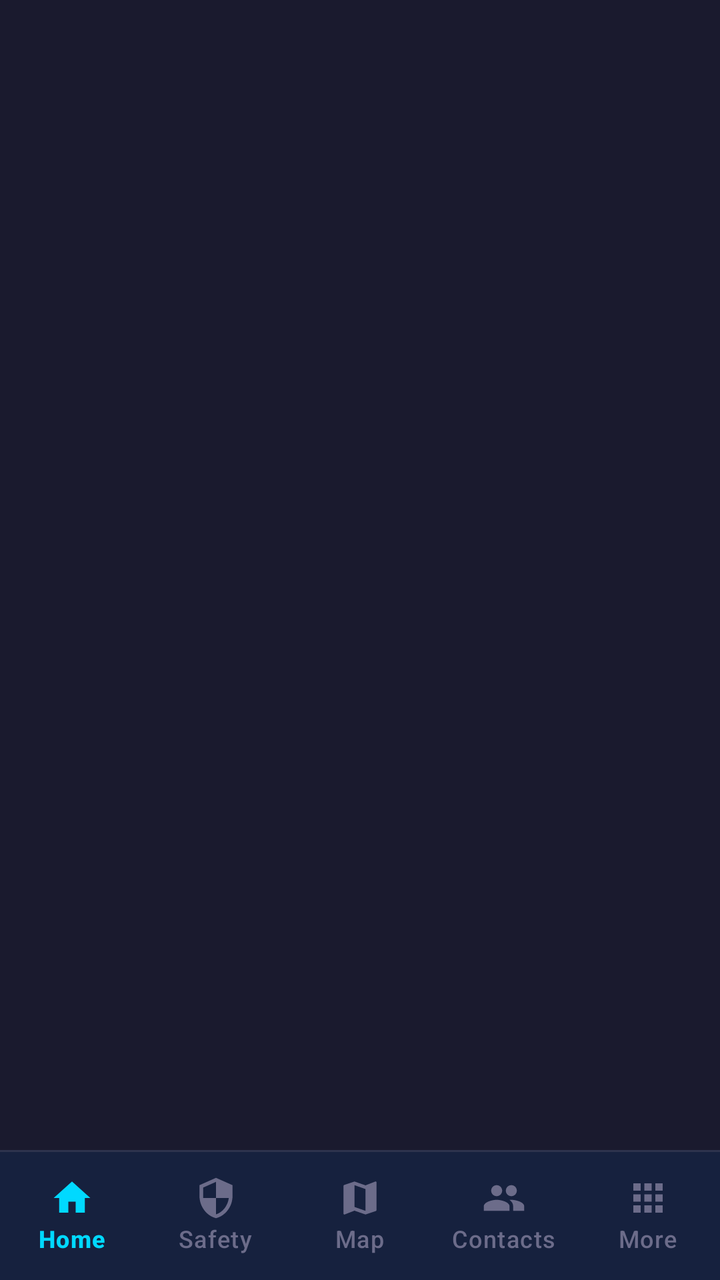
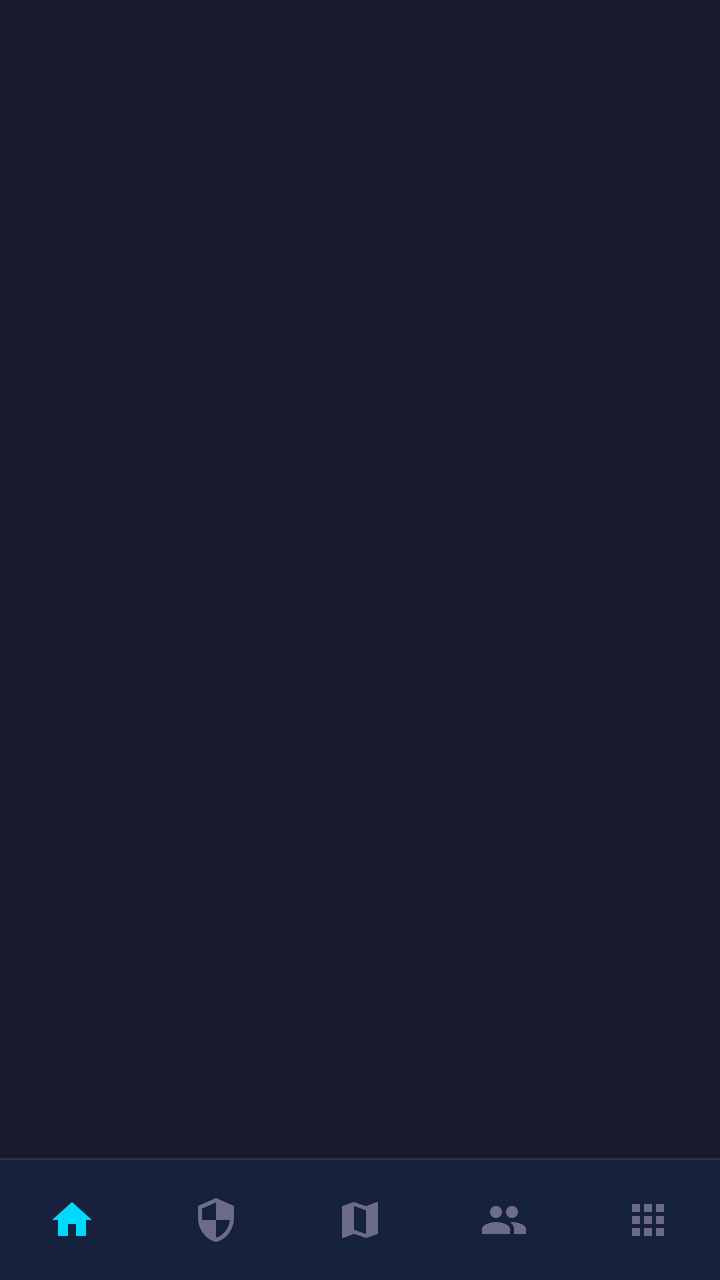

An Android layout rendered at two revisions. The XML below is the earlier revision; the diff shows what the commit changed to produce the second picture.
<!-- AndroidManifest.xml: application theme Theme.SOSense -->
<!-- res/layout/activity_main.xml -->
<?xml version="1.0" encoding="utf-8"?>
<RelativeLayout xmlns:android="http://schemas.android.com/apk/res/android"
    xmlns:app="http://schemas.android.com/apk/res-auto"
    android:layout_width="match_parent"
    android:layout_height="match_parent"
    android:background="@color/bg_dark_primary">

    
    <FrameLayout
        android:id="@+id/containerMainTabs"
        android:layout_width="match_parent"
        android:layout_height="match_parent"
        android:layout_above="@id/bottomNavigation" />

    
    <com.google.android.material.bottomnavigation.BottomNavigationView
        android:id="@+id/bottomNavigation"
        android:layout_width="match_parent"
        android:layout_height="64dp"
        android:layout_alignParentBottom="true"
        android:background="@color/bg_dark_secondary"
        android:elevation="12dp"
        app:itemIconSize="22dp"
        app:itemIconTint="@color/nav_item_color"
        app:itemRippleColor="#2200D9FF"
        app:itemTextColor="@color/nav_item_color"
        app:labelVisibilityMode="labeled"
        app:menu="@menu/bottom_nav_menu" />

    
    <View
        android:layout_width="match_parent"
        android:layout_height="1dp"
        android:layout_above="@id/bottomNavigation"
        android:background="#2E334D" />

</RelativeLayout>
<!-- resources referenced by this layout -->
<resources>
  <color name="bg_dark_primary">#1A1A2E</color>
  <color name="bg_dark_secondary">#16213E</color>
  <style name="Theme.SOSense" parent="Base.Theme.SOSense" />
  <style name="Base.Theme.SOSense" parent="Theme.Material3.DayNight.NoActionBar">
          <item name="android:statusBarColor">@color/bg_dark_primary</item>
          <item name="android:navigationBarColor">@color/bg_dark_primary</item>
          <item name="android:windowDrawsSystemBarBackgrounds">true</item>
          <item name="android:windowLightStatusBar">false</item>
          <item name="android:windowLightNavigationBar" tools:targetApi="o_mr1">false</item>
      </style>
</resources>

<!-- the commit's change to res/layout/activity_main.xml (unified diff, before → after) -->
@@ -16,15 +16,14 @@
     <com.google.android.material.bottomnavigation.BottomNavigationView
         android:id="@+id/bottomNavigation"
         android:layout_width="match_parent"
-        android:layout_height="64dp"
+        android:layout_height="60dp"
         android:layout_alignParentBottom="true"
         android:background="@color/bg_dark_secondary"
         android:elevation="12dp"
-        app:itemIconSize="22dp"
+        app:itemIconSize="24dp"
         app:itemIconTint="@color/nav_item_color"
         app:itemRippleColor="#2200D9FF"
-        app:itemTextColor="@color/nav_item_color"
-        app:labelVisibilityMode="labeled"
+        app:labelVisibilityMode="unlabeled"
         app:menu="@menu/bottom_nav_menu" />
 
     
